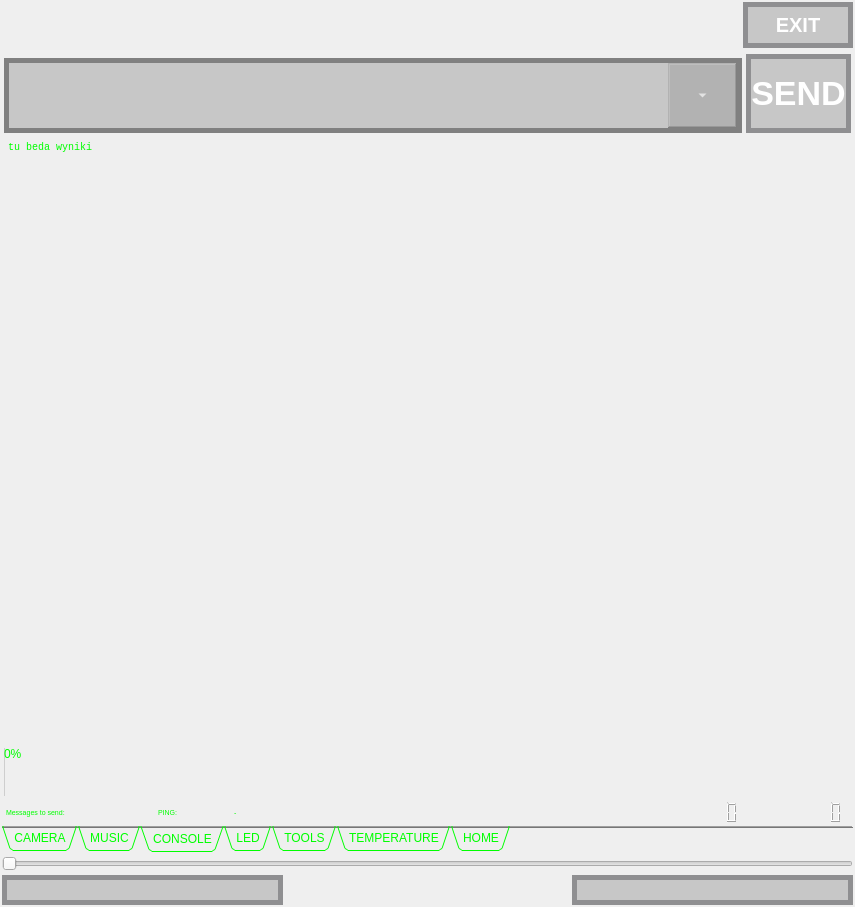
Above: iDom_Client/idom_client.ui from cyniu88/QT_kurs before the change. Below: the same form after it.
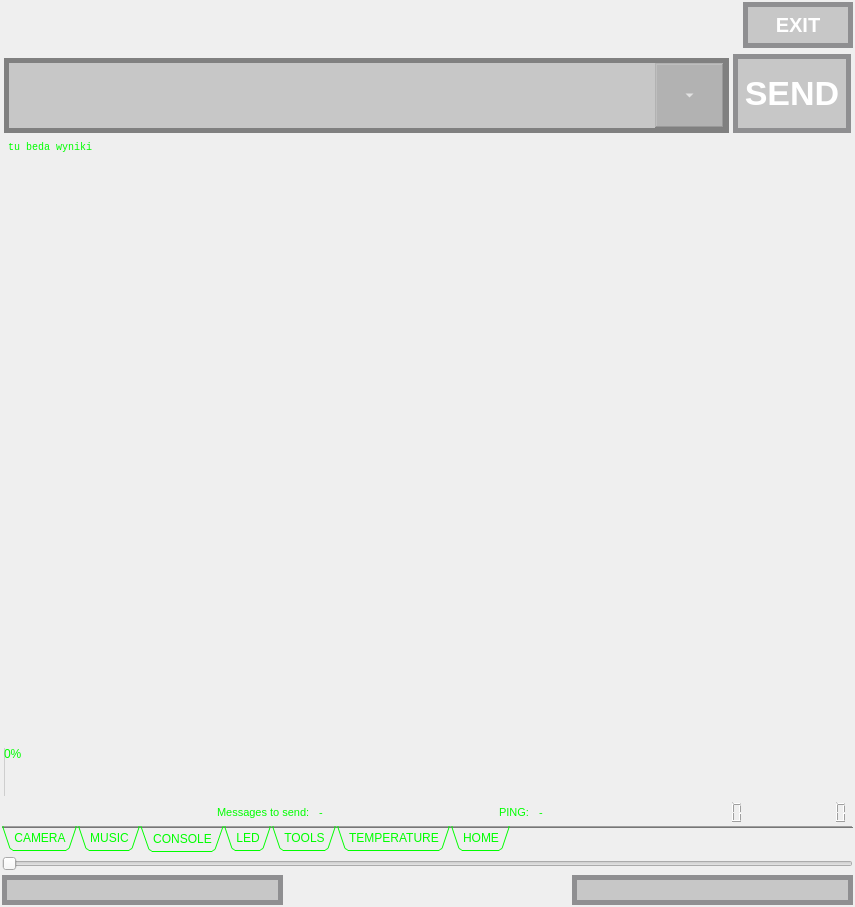
That is the form after the change. The open tabs and pages were chosen to show the change. Icons and pictures are not drawn. Custom widgets are drawn as their Qt base class.

Commit message: poprawiono wielkosc ping

What changed in the file:
```diff
--- a/iDom_Client/idom_client.ui
+++ b/iDom_Client/idom_client.ui
@@ -734,72 +734,6 @@
           <property name="sizeConstraint">
            <enum>QLayout::SetDefaultConstraint</enum>
           </property>
-          <item row="4" column="0">
-           <widget class="QLineEdit" name="messagesToSend">
-            <property name="sizePolicy">
-             <sizepolicy hsizetype="Fixed" vsizetype="Fixed">
-              <horstretch>0</horstretch>
-              <verstretch>0</verstretch>
-             </sizepolicy>
-            </property>
-            <property name="font">
-             <font>
-              <pointsize>5</pointsize>
-             </font>
-            </property>
-            <property name="styleSheet">
-             <string notr="true">color: rgb(0, 255, 0);
-border: none ;</string>
-            </property>
-            <property name="text">
-             <string>Messages to send:</string>
-            </property>
-            <property name="readOnly">
-             <bool>true</bool>
-            </property>
-           </widget>
-          </item>
-          <item row="4" column="4" colspan="2">
-           <widget class="QLCDNumber" name="lcdNumberActual">
-            <property name="sizePolicy">
-             <sizepolicy hsizetype="Fixed" vsizetype="Minimum">
-              <horstretch>0</horstretch>
-              <verstretch>0</verstretch>
-             </sizepolicy>
-            </property>
-            <property name="minimumSize">
-             <size>
-              <width>0</width>
-              <height>0</height>
-             </size>
-            </property>
-            <property name="font">
-             <font>
-              <weight>75</weight>
-              <bold>true</bold>
-             </font>
-            </property>
-            <property name="layoutDirection">
-             <enum>Qt::RightToLeft</enum>
-            </property>
-            <property name="autoFillBackground">
-             <bool>false</bool>
-            </property>
-            <property name="styleSheet">
-             <string notr="true">color: rgb(0, 255, 0);
-border: none ;</string>
-            </property>
-            <property name="frameShape">
-             <enum>QFrame::Box</enum>
-            </property>
-            <property name="digitCount">
-             <number>9</number>
-            </property>
-            <property name="segmentStyle">
-             <enum>QLCDNumber::Outline</enum>
-            </property>
-           </widget>
-          </item>
           <item row="1" column="0" colspan="6">
            <widget class="QComboBox" name="comboBox">
             <property name="minimumSize">
@@ -934,28 +868,6 @@
             </property>
            </widget>
           </item>
-          <item row="4" column="3">
-           <widget class="QLineEdit" name="ping">
-            <property name="sizePolicy">
-             <sizepolicy hsizetype="Fixed" vsizetype="Fixed">
-              <horstretch>0</horstretch>
-              <verstretch>0</verstretch>
-             </sizepolicy>
-            </property>
-            <property name="font">
-             <font>
-              <pointsize>5</pointsize>
-             </font>
-            </property>
-            <property name="styleSheet">
-             <string notr="true">color: rgb(0, 255, 0);
-border: none ;</string>
-            </property>
-            <property name="text">
-             <string>-</string>
-            </property>
-           </widget>
-          </item>
           <item row="2" column="0" colspan="7">
            <widget class="QTextEdit" name="txtAnswer">
             <property name="font">
@@ -1005,49 +917,6 @@
             </property>
            </widget>
           </item>
-          <item row="4" column="2">
-           <widget class="QLineEdit" name="pingName">
-            <property name="sizePolicy">
-             <sizepolicy hsizetype="Fixed" vsizetype="Fixed">
-              <horstretch>0</horstretch>
-              <verstretch>0</verstretch>
-             </sizepolicy>
-            </property>
-            <property name="font">
-             <font>
-              <pointsize>5</pointsize>
-             </font>
-            </property>
-            <property name="styleSheet">
-             <string notr="true">color: rgb(0, 255, 0);
-border: none ;</string>
-            </property>
-            <property name="text">
-             <string>PING:</string>
-            </property>
-            <property name="alignment">
-             <set>Qt::AlignLeading|Qt::AlignLeft|Qt::AlignVCenter</set>
-            </property>
-           </widget>
-          </item>
-          <item row="4" column="6">
-           <widget class="QLCDNumber" name="lcdNumberAll">
-            <property name="sizePolicy">
-             <sizepolicy hsizetype="Fixed" vsizetype="Minimum">
-              <horstretch>0</horstretch>
-              <verstretch>0</verstretch>
-             </sizepolicy>
-            </property>
-            <property name="styleSheet">
-             <string notr="true">color: rgb(255, 255, 0);
- 
-border: none ;</string>
-            </property>
-            <property name="digitCount">
-             <number>9</number>
-            </property>
-           </widget>
-          </item>
           <item row="3" column="0" colspan="7">
            <widget class="QProgressBar" name="progressBar">
             <property name="minimumSize">
@@ -1075,27 +944,173 @@
             </property>
            </widget>
           </item>
-          <item row="4" column="1">
-           <widget class="QLineEdit" name="messagesToSend_number">
-            <property name="sizePolicy">
-             <sizepolicy hsizetype="Fixed" vsizetype="Fixed">
-              <horstretch>0</horstretch>
-              <verstretch>0</verstretch>
-             </sizepolicy>
-            </property>
-            <property name="font">
-             <font>
-              <pointsize>5</pointsize>
-             </font>
-            </property>
-            <property name="styleSheet">
-             <string notr="true">color: rgb(0, 255, 0);
+          <item row="7" column="0" colspan="7">
+           <layout class="QHBoxLayout" name="horizontalLayout_7">
+            <item>
+             <widget class="QLineEdit" name="messagesToSend">
+              <property name="sizePolicy">
+               <sizepolicy hsizetype="Expanding" vsizetype="Fixed">
+                <horstretch>0</horstretch>
+                <verstretch>0</verstretch>
+               </sizepolicy>
+              </property>
+              <property name="font">
+               <font>
+                <pointsize>8</pointsize>
+               </font>
+              </property>
+              <property name="styleSheet">
+               <string notr="true">color: rgb(0, 255, 0);
 border: none ;</string>
-            </property>
-            <property name="readOnly">
-             <bool>true</bool>
-            </property>
-           </widget>
+              </property>
+              <property name="text">
+               <string>Messages to send:</string>
+              </property>
+              <property name="alignment">
+               <set>Qt::AlignRight|Qt::AlignTrailing|Qt::AlignVCenter</set>
+              </property>
+              <property name="readOnly">
+               <bool>true</bool>
+              </property>
+             </widget>
+            </item>
+            <item>
+             <widget class="QLineEdit" name="messagesToSend_number">
+              <property name="sizePolicy">
+               <sizepolicy hsizetype="Maximum" vsizetype="Fixed">
+                <horstretch>0</horstretch>
+                <verstretch>0</verstretch>
+               </sizepolicy>
+              </property>
+              <property name="font">
+               <font>
+                <pointsize>8</pointsize>
+               </font>
+              </property>
+              <property name="styleSheet">
+               <string notr="true">color: rgb(0, 255, 0);
+border: none ;</string>
+              </property>
+              <property name="text">
+               <string>-</string>
+              </property>
+              <property name="readOnly">
+               <bool>true</bool>
+              </property>
+             </widget>
+            </item>
+            <item>
+             <widget class="QLineEdit" name="pingName">
+              <property name="sizePolicy">
+               <sizepolicy hsizetype="Fixed" vsizetype="Fixed">
+                <horstretch>0</horstretch>
+                <verstretch>0</verstretch>
+               </sizepolicy>
+              </property>
+              <property name="font">
+               <font>
+                <pointsize>8</pointsize>
+               </font>
+              </property>
+              <property name="styleSheet">
+               <string notr="true">color: rgb(0, 255, 0);
+border: none ;</string>
+              </property>
+              <property name="text">
+               <string>PING:</string>
+              </property>
+              <property name="alignment">
+               <set>Qt::AlignRight|Qt::AlignTrailing|Qt::AlignVCenter</set>
+              </property>
+             </widget>
+            </item>
+            <item>
+             <widget class="QLineEdit" name="ping">
+              <property name="sizePolicy">
+               <sizepolicy hsizetype="Fixed" vsizetype="Fixed">
+                <horstretch>0</horstretch>
+                <verstretch>0</verstretch>
+               </sizepolicy>
+              </property>
+              <property name="font">
+               <font>
+                <pointsize>8</pointsize>
+               </font>
+              </property>
+              <property name="styleSheet">
+               <string notr="true">color: rgb(0, 255, 0);
+border: none ;</string>
+              </property>
+              <property name="text">
+               <string>-</string>
+              </property>
+             </widget>
+            </item>
+            <item>
+             <widget class="QLCDNumber" name="lcdNumberActual">
+              <property name="sizePolicy">
+               <sizepolicy hsizetype="Fixed" vsizetype="Fixed">
+                <horstretch>0</horstretch>
+                <verstretch>0</verstretch>
+               </sizepolicy>
+              </property>
+              <property name="minimumSize">
+               <size>
+                <width>0</width>
+                <height>0</height>
+               </size>
+              </property>
+              <property name="font">
+               <font>
+                <weight>75</weight>
+                <bold>true</bold>
+               </font>
+              </property>
+              <property name="layoutDirection">
+               <enum>Qt::RightToLeft</enum>
+              </property>
+              <property name="autoFillBackground">
+               <bool>false</bool>
+              </property>
+              <property name="styleSheet">
+               <string notr="true">color: rgb(255, 255, 0);
+border: none ;</string>
+              </property>
+              <property name="frameShape">
+               <enum>QFrame::Box</enum>
+              </property>
+              <property name="digitCount">
+               <number>9</number>
+              </property>
+              <property name="segmentStyle">
+               <enum>QLCDNumber::Filled</enum>
+              </property>
+             </widget>
+            </item>
+            <item>
+             <widget class="QLCDNumber" name="lcdNumberAll">
+              <property name="sizePolicy">
+               <sizepolicy hsizetype="Fixed" vsizetype="Fixed">
+                <horstretch>0</horstretch>
+                <verstretch>0</verstretch>
+               </sizepolicy>
+              </property>
+              <property name="layoutDirection">
+               <enum>Qt::RightToLeft</enum>
+              </property>
+              <property name="autoFillBackground">
+               <bool>false</bool>
+              </property>
+              <property name="styleSheet">
+               <string notr="true">color: rgb(255, 255, 0);
+border: none ;</string>
+              </property>
+              <property name="digitCount">
+               <number>9</number>
+              </property>
+             </widget>
+            </item>
+           </layout>
           </item>
          </layout>
         </item>
```
Left out of the diff: 14 changed lines with no effect on the pictures.
